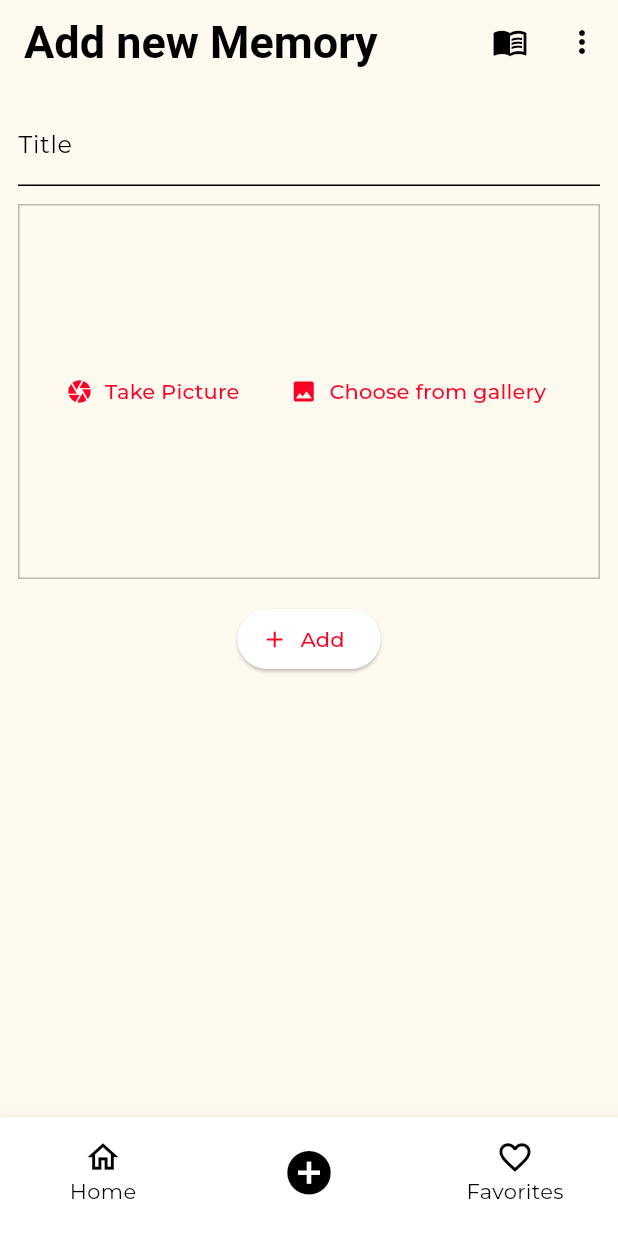
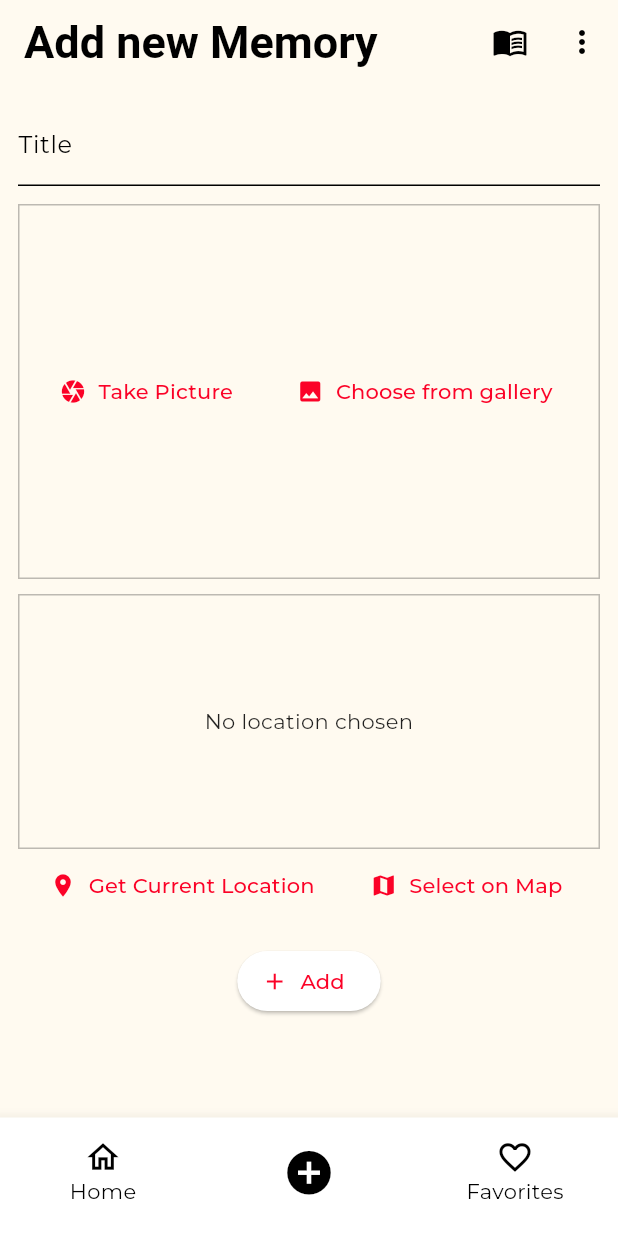
Before and after one commit to BilawalMehfooz1/emotion_lens, a Flutter app: the screen it shows after launch, item 2 of the bottom bar chosen, on a phone screen of 412 x 824 dp. Run offline on Flutter 3.47's test engine with Material 2 defaults, Android fonts, the light colour scheme and no system bars; our stand-ins replace flutter_riverpod, google_fonts, image_picker, tuple.

Commit message:
added basic structure for setting location

```diff
--- a/lib/screens/add_place_screen.dart
+++ b/lib/screens/add_place_screen.dart
@@ -3,6 +3,7 @@
 import 'package:emotion_lens/providers/add_place_provider.dart';
 import 'package:emotion_lens/providers/change_screen_provider.dart';
 import 'package:emotion_lens/widgets/image_input.dart';
+import 'package:emotion_lens/widgets/location_input.dart';
 import 'package:flutter/material.dart';
 import 'package:flutter_riverpod/flutter_riverpod.dart';
 
@@ -53,6 +54,8 @@
                 _selectedImage = image;
               },
             ),
+            const SizedBox(height: 10),
+           const LocationInput(),
             const SizedBox(height: 16),
             ElevatedButton.icon(
               onPressed: _savePlace,
--- a/lib/widgets/image_input.dart
+++ b/lib/widgets/image_input.dart
@@ -66,14 +66,13 @@
   @override
   Widget build(BuildContext context) {
     Widget content = Row(
-      mainAxisAlignment: MainAxisAlignment.center,
+      mainAxisAlignment: MainAxisAlignment.spaceEvenly,
       children: [
         TextButton.icon(
           onPressed: _takePicture,
           icon: const Icon(Icons.camera),
           label: const Text('Take Picture'),
         ),
-        const SizedBox(width: 6),
         TextButton.icon(
           onPressed: _fromGalleryImage,
           icon: const Icon(Icons.image),
--- /dev/null
+++ b/lib/widgets/location_input.dart
@@ -0,0 +1,48 @@
+import 'package:flutter/material.dart';
+
+class LocationInput extends StatefulWidget {
+  const LocationInput({super.key});
+
+  @override
+  State<LocationInput> createState() => _LocationInputState();
+}
+
+class _LocationInputState extends State<LocationInput> {
+  @override
+  Widget build(BuildContext context) {
+    return Column(
+      children: [
+        Container(
+          alignment: Alignment.center,
+          height: 170,
+          width: double.infinity,
+          decoration: BoxDecoration(
+            border: Border.all(
+              width: 1,
+              color: Colors.black26,
+            ),
+          ),
+          child: const Text(
+            'No location chosen',
+            textAlign: TextAlign.center,
+          ),
+        ),
+        Row(
+          mainAxisAlignment: MainAxisAlignment.spaceEvenly,
+          children: [
+            TextButton.icon(
+              onPressed: () {},
+              icon: const Icon(Icons.location_on),
+              label: const Text('Get Current Location'),
+            ),
+            TextButton.icon(
+              onPressed: () {},
+              icon: const Icon(Icons.map),
+              label: const Text('Select on Map'),
+            ),
+          ],
+        )
+      ],
+    );
+  }
+}
```
Also changed, not shown: 1 other file.
